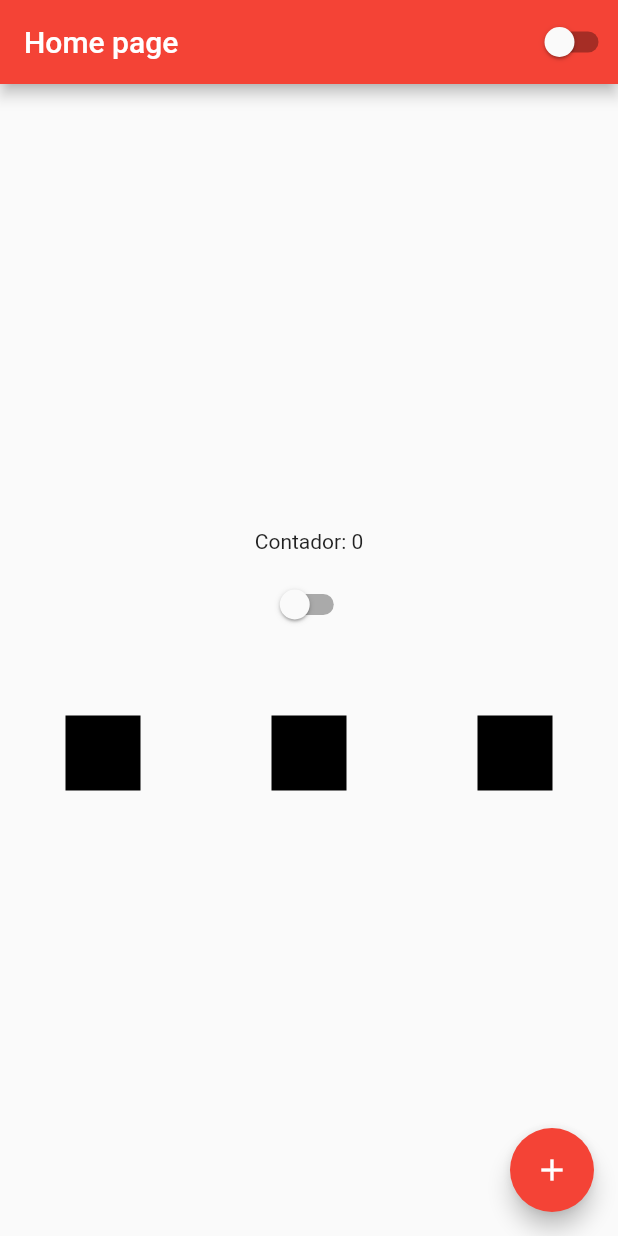
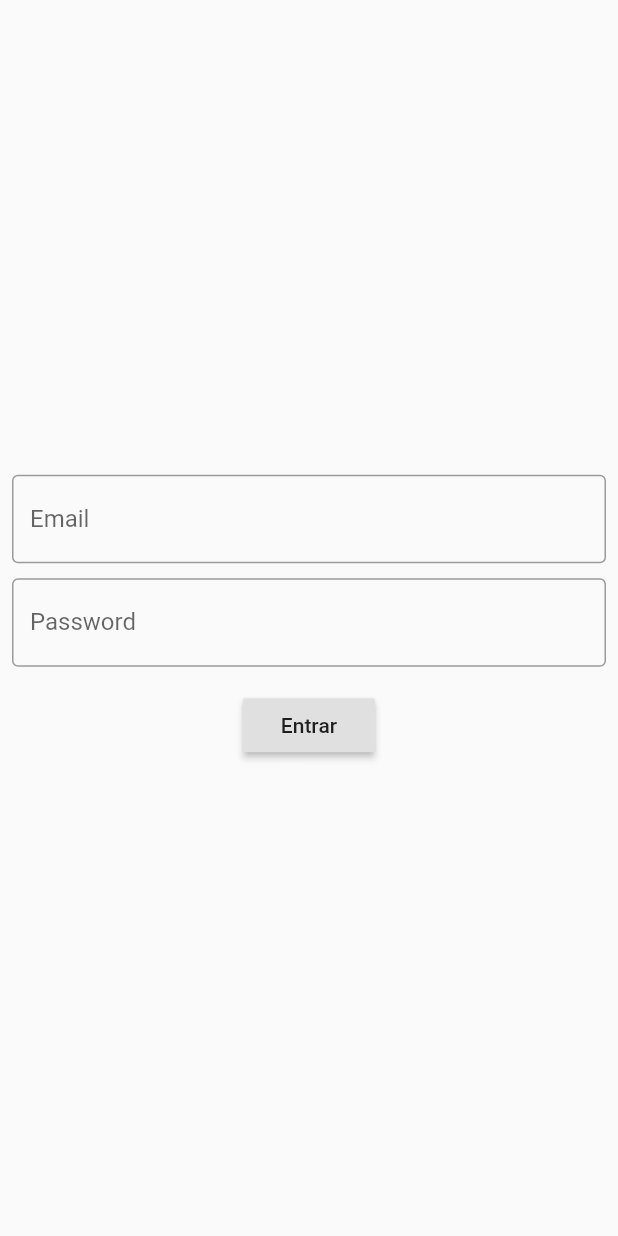
Before and after one commit to danilow86/app, a Flutter app: the screen it shows after launch, on a phone screen of 412 x 824 dp. Run offline on Flutter 3.47's test engine with Material 2 defaults, Android fonts, the phone set to English and light mode, and no system bars.

Commit message:
Creation of login_page and authentication method

```diff
--- a/lib/app_widget.dart
+++ b/lib/app_widget.dart
@@ -1,6 +1,7 @@
 import 'package:flutter/material.dart';
 import 'package:myapp/app_controller.dart';
 import 'package:myapp/home_page.dart';
+import 'package:myapp/login_page.dart';
 
 class AppWidget extends StatelessWidget {
   @override
@@ -15,7 +16,7 @@ class AppWidget extends StatelessWidget {
                 ? Brightness.dark
                 : Brightness.light,
           ),
-          home: HomePage(),
+          home: LoginPage(),
         );
       },
     );
--- a/lib/home_page.dart
+++ b/lib/home_page.dart
@@ -28,13 +28,8 @@ class HomepageState extends State<HomePage> {
           mainAxisAlignment: MainAxisAlignment.center,
           children: [
             Text('Contador: $counter'),
-            Container(
-              height: 10,
-            ),
+            Container(height: 10),
             CustomSwitch(),
-            Container(
-              height: 50,
-            ),
             Row(
                 mainAxisAlignment: MainAxisAlignment.spaceAround,
                 crossAxisAlignment: CrossAxisAlignment.center,
--- /dev/null
+++ b/lib/login_page.dart
@@ -0,0 +1,63 @@
+import 'package:flutter/material.dart';
+
+class LoginPage extends StatefulWidget {
+  const LoginPage({Key? key}) : super(key: key);
+
+  @override
+  _LoginPageState createState() => _LoginPageState();
+}
+
+class _LoginPageState extends State<LoginPage> {
+  String email = '';
+  String password = '';
+
+  @override
+  Widget build(BuildContext context) {
+    return Scaffold(
+        body: SingleChildScrollView(
+      child: SizedBox(
+        width: MediaQuery.of(context).size.width,
+        height: MediaQuery.of(context).size.height,
+        child: Padding(
+          padding: const EdgeInsets.all(8.0),
+          child: Column(
+            mainAxisAlignment: MainAxisAlignment.center,
+            children: [
+              TextField(
+                onChanged: (text) {
+                  email = text;
+                },
+                keyboardType: TextInputType.emailAddress,
+                decoration: InputDecoration(
+                    labelText: "Email", border: OutlineInputBorder()),
+              ),
+              SizedBox(
+                height: 10,
+              ),
+              TextField(
+                onChanged: (text) {
+                  password = text;
+                },
+                obscureText: true,
+                decoration: InputDecoration(
+                    labelText: "Password", border: OutlineInputBorder()),
+              ),
+              SizedBox(
+                height: 15,
+              ),
+              RaisedButton(
+                  onPressed: () {
+                    if (email == 'danilo@test.com' && password == 'test#123') {
+                      print('user autenticado com sucesso');
+                    } else {
+                      print('falha na autenticação');
+                    }
+                  },
+                  child: Text('Entrar'))
+            ],
+          ),
+        ),
+      ),
+    ));
+  }
+}
```
